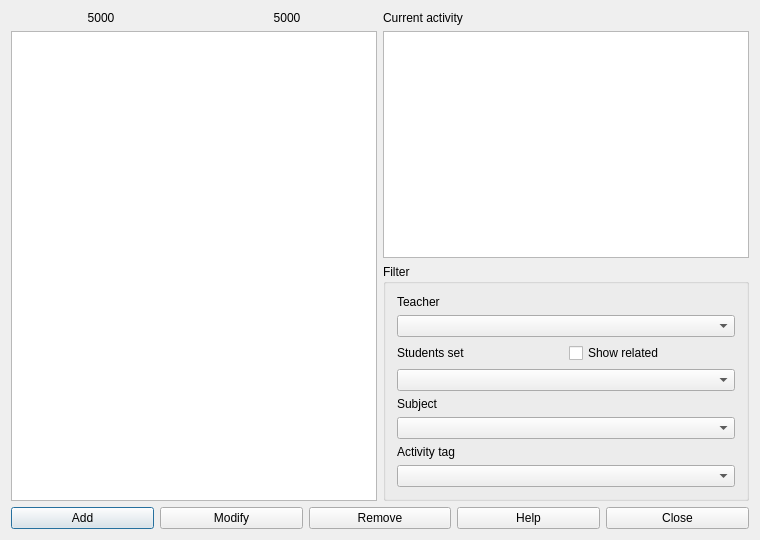
Old version of the form fet/src/interface/activitiesform_template.ui in the repository vonmecheln/fet.
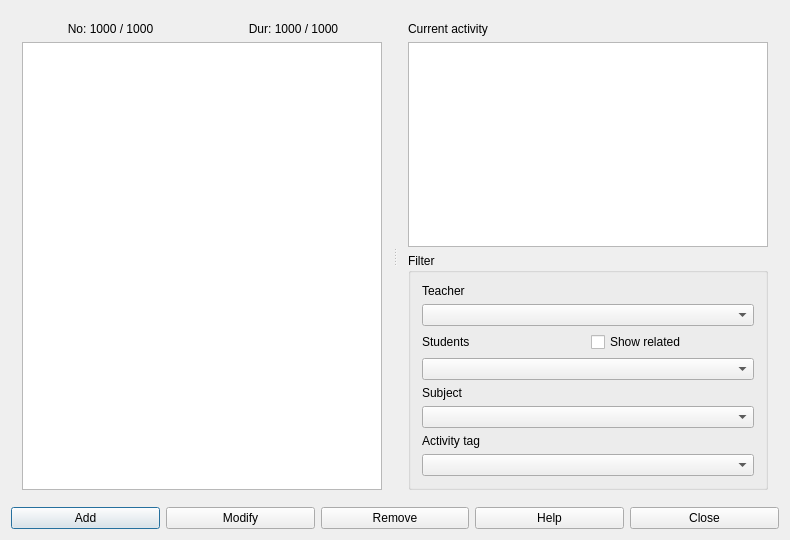
New version of the form.

```diff
--- a/fet/src/interface/activitiesform_template.ui
+++ b/fet/src/interface/activitiesform_template.ui
@@ -6,20 +6,25 @@
    <rect>
     <x>0</x>
     <y>0</y>
-    <width>760</width>
+    <width>790</width>
     <height>540</height>
    </rect>
   </property>
   <property name="windowTitle">
    <string extracomment="This is the title of the activities dialog">List of activities (lectures, courses, seminars, etc.)</string>
   </property>
+  <layout class="QGridLayout" name="gridLayout_3">
+   <item row="0" column="0">
+    <widget class="QSplitter" name="splitter">
+     <property name="orientation">
+      <enum>Qt::Horizontal</enum>
+     </property>
+     <widget class="QWidget" name="layoutWidget">
   <layout class="QGridLayout" name="gridLayout_2">
    <item row="0" column="0">
-    <layout class="QHBoxLayout" name="horizontalLayout_2">
-     <item>
       <widget class="QLabel" name="activeTextLabel">
        <property name="text">
-        <string>5000</string>
+          <string notr="true">No: 1000 / 1000</string>
        </property>
        <property name="alignment">
         <set>Qt::AlignCenter</set>
@@ -28,23 +33,28 @@
         <bool>false</bool>
        </property>
       </widget>
-     </item>
-     <item>
-      <widget class="QLabel" name="totalTextLabel">
-       <property name="text">
-        <string>5000</string>
-       </property>
-       <property name="alignment">
-        <set>Qt::AlignCenter</set>
-       </property>
-       <property name="wordWrap">
-        <bool>false</bool>
-       </property>
-      </widget>
-     </item>
-    </layout>
    </item>
    <item row="0" column="1">
+        <widget class="QLabel" name="totalTextLabel">
+         <property name="text">
+          <string notr="true">Dur: 1000 / 1000</string>
+         </property>
+         <property name="alignment">
+          <set>Qt::AlignCenter</set>
+         </property>
+         <property name="wordWrap">
+          <bool>false</bool>
+         </property>
+        </widget>
+       </item>
+       <item row="1" column="0" colspan="2">
+        <widget class="QListWidget" name="activitiesListWidget"/>
+       </item>
+      </layout>
+     </widget>
+     <widget class="QWidget" name="layoutWidget2">
+      <layout class="QVBoxLayout" name="verticalLayout">
+       <item>
     <widget class="QLabel" name="activityDescriptionTextLabel">
      <property name="text">
       <string>Current activity</string>
@@ -54,85 +64,74 @@
      </property>
     </widget>
    </item>
-   <item row="1" column="0" rowspan="2">
-    <widget class="QListWidget" name="activitiesListWidget"/>
-   </item>
-   <item row="1" column="1">
-    <widget class="QTextEdit" name="activityTextEdit">
-     <property name="readOnly">
-      <bool>true</bool>
-     </property>
-    </widget>
-   </item>
-   <item row="2" column="1">
-    <widget class="QGroupBox" name="groupBox">
+       <item>
+        <widget class="QPlainTextEdit" name="activityTextEdit"/>
+       </item>
+       <item>
+        <widget class="QGroupBox" name="filterGroupBox">
      <property name="title">
       <string>Filter</string>
      </property>
      <layout class="QGridLayout" name="gridLayout">
-      <item row="0" column="0" colspan="2">
+          <item row="0" column="0">
        <widget class="QLabel" name="teachersTextLabel">
         <property name="text">
          <string>Teacher</string>
         </property>
-        <property name="wordWrap">
-         <bool>false</bool>
-        </property>
-       </widget>
-      </item>
-      <item row="1" column="0" colspan="2">
+           </widget>
+          </item>
+          <item row="1" column="0">
        <widget class="QComboBox" name="teachersComboBox"/>
       </item>
       <item row="2" column="0">
+           <layout class="QHBoxLayout" name="horizontalLayout_2">
+            <item>
        <widget class="QLabel" name="studentsTextLabel">
         <property name="text">
-         <string>Students set</string>
-        </property>
-        <property name="wordWrap">
-         <bool>false</bool>
+               <string comment="It refers to students sets, but I want to keep the string short">Students</string>
         </property>
        </widget>
       </item>
-      <item row="2" column="1">
+            <item>
        <widget class="QCheckBox" name="recursiveCheckBox">
         <property name="text">
          <string>Show related</string>
         </property>
        </widget>
       </item>
-      <item row="3" column="0" colspan="2">
+           </layout>
+          </item>
+          <item row="3" column="0">
        <widget class="QComboBox" name="studentsComboBox"/>
       </item>
-      <item row="4" column="0" colspan="2">
+          <item row="4" column="0">
        <widget class="QLabel" name="subjectsTextLabel">
         <property name="text">
          <string>Subject</string>
         </property>
-        <property name="wordWrap">
-         <bool>false</bool>
-        </property>
-       </widget>
-      </item>
-      <item row="5" column="0" colspan="2">
+           </widget>
+          </item>
+          <item row="5" column="0">
        <widget class="QComboBox" name="subjectsComboBox"/>
       </item>
-      <item row="6" column="0" colspan="2">
-       <widget class="QLabel" name="ActivityTagsTextLabel">
+          <item row="6" column="0">
+           <widget class="QLabel" name="activityTagsTextLabel">
         <property name="text">
          <string>Activity tag</string>
         </property>
-        <property name="wordWrap">
-         <bool>false</bool>
-        </property>
-       </widget>
-      </item>
-      <item row="7" column="0" colspan="2">
+           </widget>
+          </item>
+          <item row="7" column="0">
        <widget class="QComboBox" name="activityTagsComboBox"/>
       </item>
      </layout>
     </widget>
    </item>
-   <item row="3" column="0" colspan="2">
+      </layout>
+     </widget>
+    </widget>
+   </item>
+   <item row="1" column="0">
     <layout class="QHBoxLayout" name="horizontalLayout">
      <item>
       <widget class="QPushButton" name="addActivityPushButton">
```
Left out of the diff: 14 changed lines with no effect on the pictures. Lines whose indentation alone changed are shown as unchanged.
